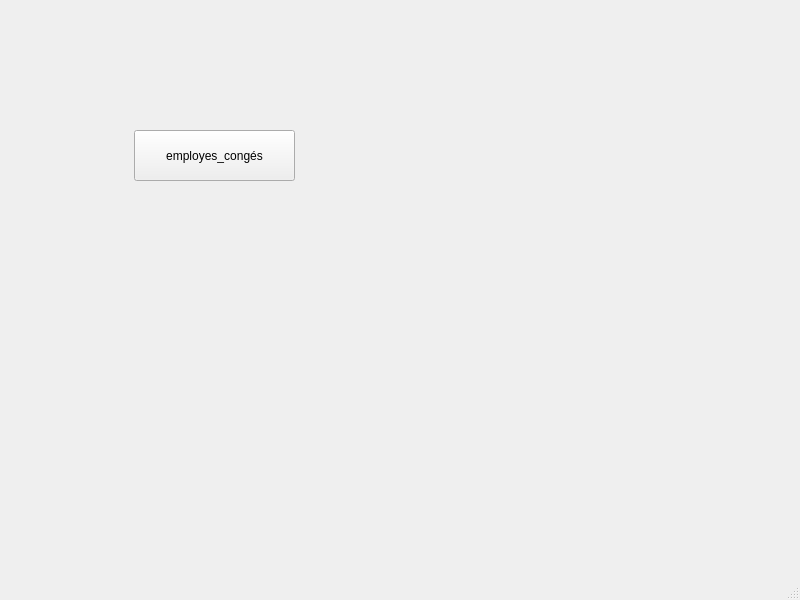
marwa-ayari/Projet-C-, file gestion employés congés/mainwindow.ui: the form before one commit.
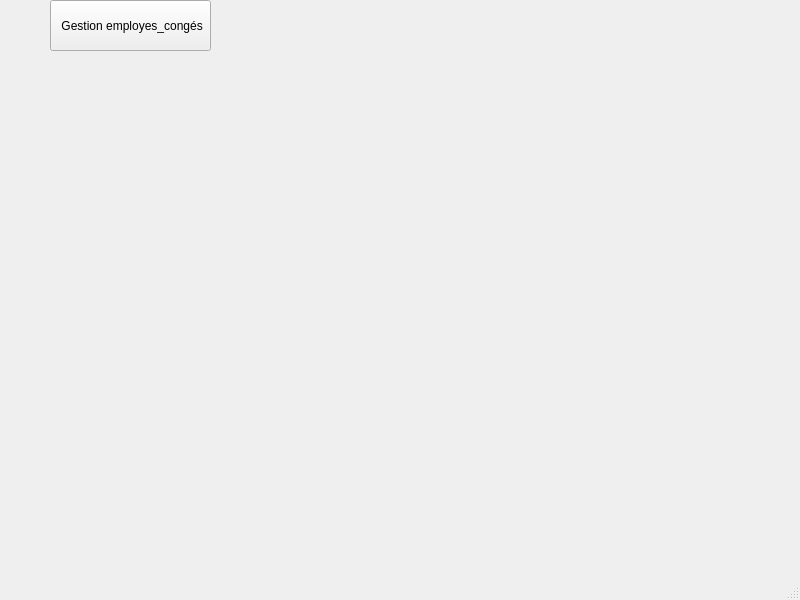
The form after the commit.

Commit message: gestion employés congés

What changed in the file:
```diff
--- a/gestion employés congés/mainwindow.ui
+++ b/gestion employés congés/mainwindow.ui
@@ -17,14 +17,14 @@
    <widget class="QPushButton" name="pushButton">
     <property name="geometry">
      <rect>
-      <x>134</x>
-      <y>130</y>
+      <x>50</x>
+      <y>0</y>
       <width>161</width>
       <height>51</height>
      </rect>
     </property>
     <property name="text">
-     <string>employes_congés</string>
+     <string> Gestion employes_congés</string>
     </property>
    </widget>
   </widget>
```
The commit also changes 19 other files.
